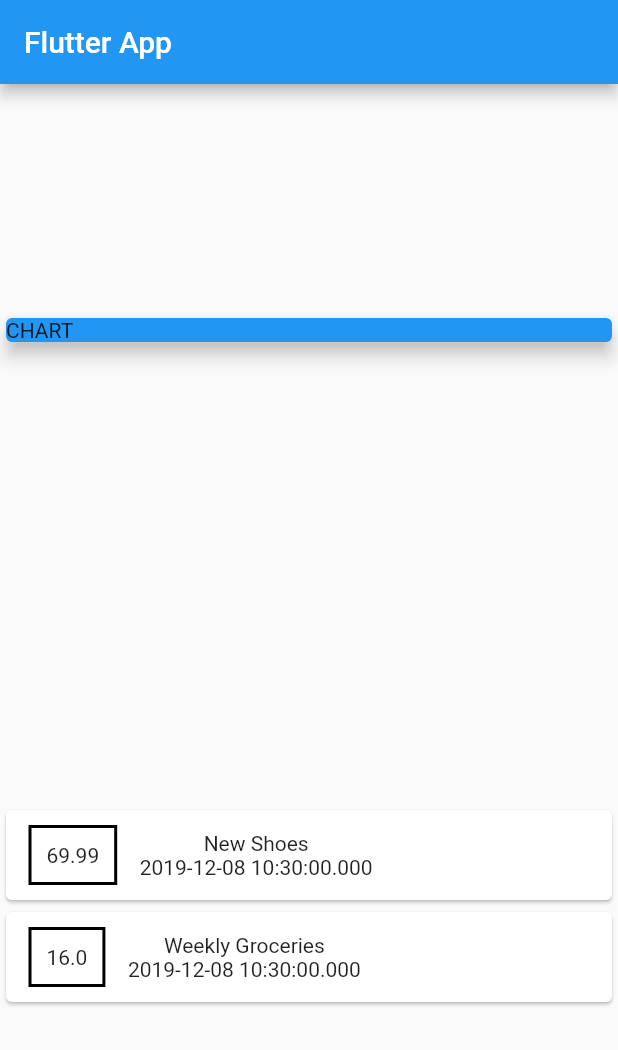
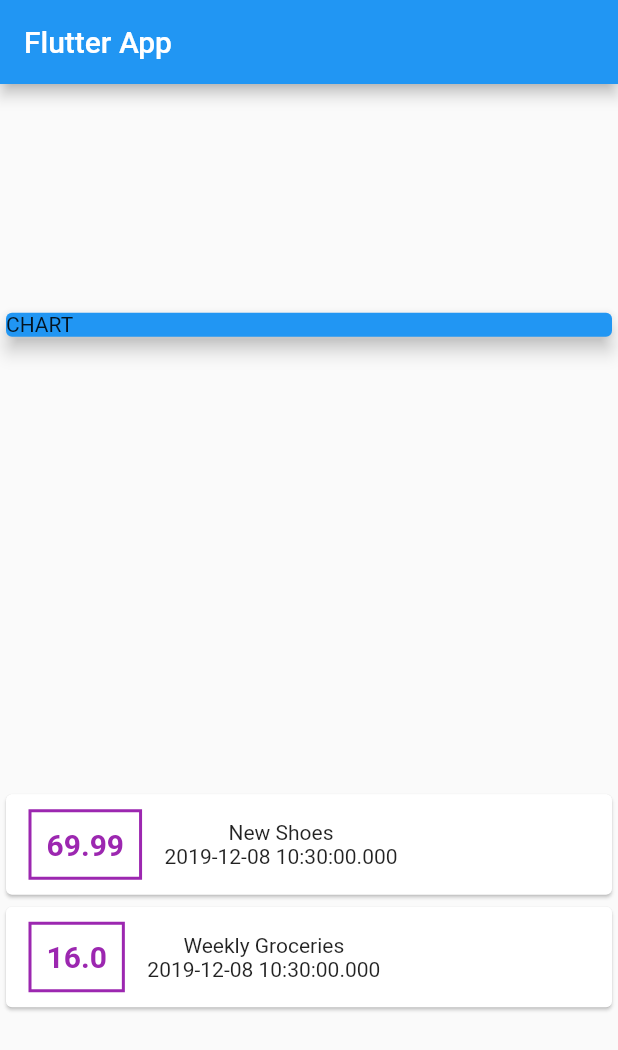
Before and after one commit to mricky/flutter_personal_expense, a Flutter app: the screen it shows after launch, on a phone screen of 412 x 824 dp. Shown: the top 1050 px of the screen. Run offline on Flutter 3.47's test engine with Material 2 defaults, Android fonts, the phone set to English and light mode, and no system bars.

Commit message:
style text

```diff
--- a/lib/main.dart
+++ b/lib/main.dart
@@ -41,12 +41,15 @@ class MyHomePage extends StatelessWidget {
                     margin: EdgeInsets.symmetric(
                       vertical: 10,
                       horizontal: 15),
-                    decoration: BoxDecoration(border: Border.all(color: Colors.black, width: 2)),
+                    decoration: BoxDecoration(border: Border.all(color: Colors.purple, width: 2)),
                     padding: EdgeInsets.all(10),
                     child:
-                      Text(tx.amount.toString())
+                      Text(tx.amount.toString(),
+                      style: TextStyle(fontWeight: FontWeight.bold, fontSize: 20,
+                      color: Colors.purple,
+                      ),
+                      ),
                     ),
-
                     Column(
                       children: <Widget>[
                         Text(tx.title),
```
